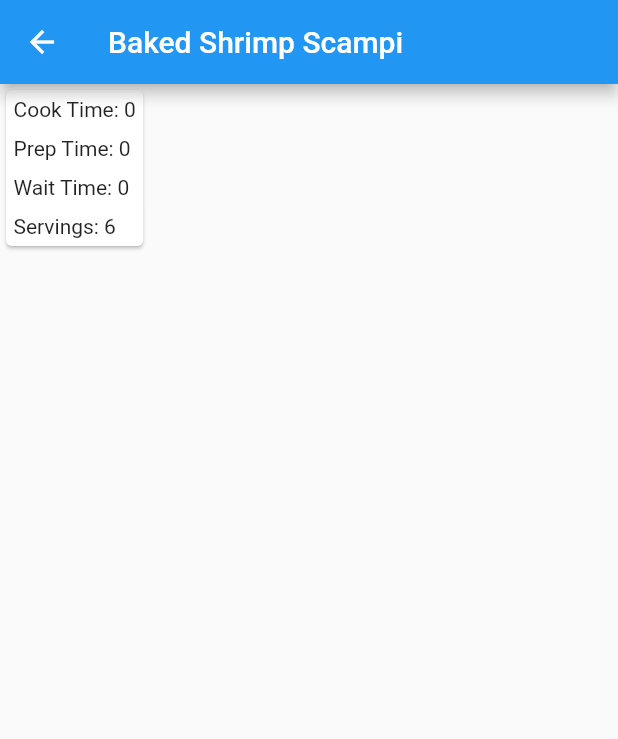
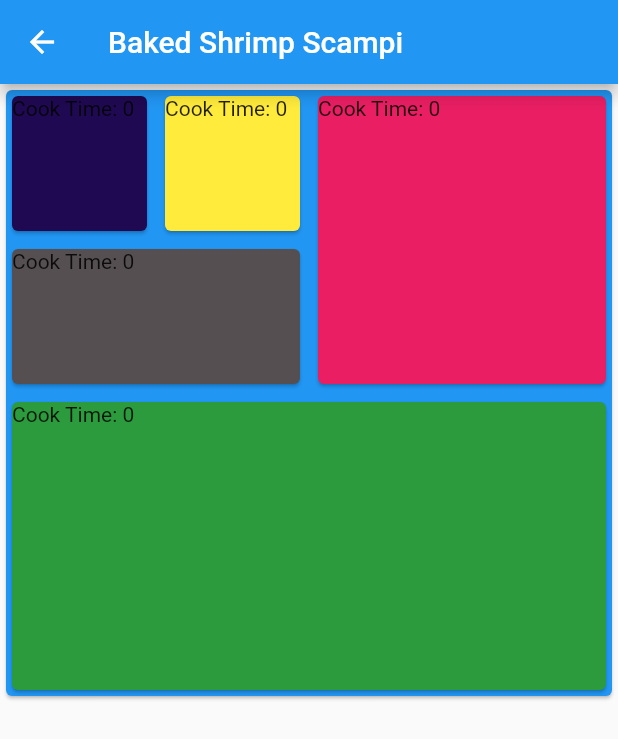
Before and after one commit to surgency23/The-Fridge, a Flutter app: the screen it shows after launch, after a tap on an icon or button, on a phone screen of 412 x 824 dp. Shown: the top 739 px of the screen. Run offline on Flutter 3.47's test engine with Material 2 defaults, Android fonts, the phone set to English and light mode, and no system bars.

Commit message:
continue working on recipe detail screen

```diff
--- a/lib/pages/RecipeDetail.dart
+++ b/lib/pages/RecipeDetail.dart
@@ -1,5 +1,6 @@
 import "../modules/recipe.dart";
 import 'package:flutter/material.dart';
+import 'package:flutter_staggered_grid_view/flutter_staggered_grid_view.dart';
 
 class RecipeDetail extends StatelessWidget {
   const RecipeDetail({Key? key, required this.recipe}) : super(key: key);
@@ -8,42 +9,125 @@ class RecipeDetail extends StatelessWidget {
   Widget build(BuildContext context) {
     return Scaffold(
         appBar: AppBar(title: Text(recipe.title)),
-        body: Material(child: recipeInformation(5, recipe)));
+        body: SafeArea(
+            child: Card(
+          color: Colors.blue,
+          child: test(recipe),
+        )));
   }
 
-  Widget recipeInformation(double numberPadding, recipe) {
-    return Card(
-      child: FittedBox(
-        fit: BoxFit.contain,
-        child: Column(
-            crossAxisAlignment: CrossAxisAlignment.start,
-            children: <Widget>[
-              FittedBox(
-                fit: BoxFit.contain,
-                child: Padding(
-                    padding: EdgeInsets.all(numberPadding),
-                    child: Text("Cook Time: ${recipe.cooktime.toString()}")),
-              ),
-              FittedBox(
-                fit: BoxFit.contain,
-                child: Padding(
-                    padding: EdgeInsets.all(numberPadding),
-                    child: Text("Prep Time: ${recipe.preptime.toString()}")),
-              ),
-              FittedBox(
-                fit: BoxFit.contain,
-                child: Padding(
-                    padding: EdgeInsets.all(numberPadding),
-                    child: Text("Wait Time: ${recipe.waittime.toString()}")),
-              ),
-              FittedBox(
-                fit: BoxFit.contain,
-                child: Padding(
-                    padding: EdgeInsets.all(numberPadding),
-                    child: Text("Servings: ${recipe.servings.toString()}")),
-              ),
-            ]),
-      ),
+  Widget test(_recipe) {
+    return StaggeredGrid.count(
+      crossAxisCount: 4,
+      mainAxisSpacing: 4,
+      crossAxisSpacing: 4,
+      children: [
+        StaggeredGridTile.count(
+          crossAxisCellCount: 1,
+          mainAxisCellCount: 1,
+          child: Card(
+              color: Color.fromARGB(255, 31, 9, 82),
+              child: Text("Cook Time: ${_recipe.cooktime.toString()}")),
+        ),
+        StaggeredGridTile.count(
+          crossAxisCellCount: 1,
+          mainAxisCellCount: 1,
+          child: Card(
+              color: Colors.yellow,
+              child: Text("Cook Time: ${_recipe.cooktime.toString()}")),
+        ),
+        StaggeredGridTile.count(
+            crossAxisCellCount: 2,
+            mainAxisCellCount: 2,
+            child: Card(
+                color: Colors.pink,
+                child: Text("Cook Time: ${_recipe.cooktime.toString()}"))),
+        StaggeredGridTile.count(
+          crossAxisCellCount: 2,
+          mainAxisCellCount: 1,
+          child: Card(
+              color: Color.fromARGB(255, 85, 79, 81),
+              child: Text("Cook Time: ${_recipe.cooktime.toString()}")),
+        ),
+        StaggeredGridTile.count(
+          crossAxisCellCount: 4,
+          mainAxisCellCount: 2,
+          child: Card(
+              color: Color.fromARGB(255, 43, 155, 61),
+              child: Text("Cook Time: ${_recipe.cooktime.toString()}")),
+        ),
+      ],
     );
   }
+
+  Widget gridRecipeInfo(double numberPadding, _recipe, double gridPadding) {
+    return Column(mainAxisSize: MainAxisSize.min, children: <Widget>[
+      Flexible(
+          child: GridView(
+        padding: EdgeInsets.all(gridPadding),
+        gridDelegate: SliverGridDelegateWithFixedCrossAxisCount(
+          crossAxisCount: 2,
+          mainAxisSpacing: gridPadding,
+          crossAxisSpacing: gridPadding,
+        ),
+        children: [
+          Card(
+              child: Column(
+            crossAxisAlignment: CrossAxisAlignment.center,
+            mainAxisAlignment: MainAxisAlignment.center,
+            children: [
+              Padding(
+                  padding: EdgeInsets.all(numberPadding),
+                  child: Text("Cook Time: ${_recipe.cooktime.toString()}")),
+              Padding(
+                  padding: EdgeInsets.all(numberPadding),
+                  child: Text("Prep Time: ${_recipe.preptime.toString()}")),
+              Padding(
+                  padding: EdgeInsets.all(numberPadding),
+                  child: Text("Wait Time: ${_recipe.waittime.toString()}")),
+              Padding(
+                  padding: EdgeInsets.all(numberPadding),
+                  child: Text("Servings: ${_recipe.servings.toString()}")),
+            ],
+          )),
+          Card(
+              child: Padding(
+            child: Image.network(
+                'https://docs.flutter.dev/assets/images/dash/dash-fainting.gif',
+                fit: BoxFit.contain),
+            padding: EdgeInsets.all(numberPadding),
+          )),
+        ],
+      )),
+      Flexible(
+          child: Card(
+        child: ListView.builder(
+          itemCount: _recipe.ingredients.length,
+          itemBuilder: (context, index) {
+            return Text(_recipe.ingredients[index]);
+          },
+        ),
+      ))
+    ]);
+  }
 }
+
+Widget _buildIngredient(String ingredient) {
+  return Padding(
+      padding: const EdgeInsets.all(5),
+      child: ListTile(
+        title: Text(ingredient),
+      ));
+}
+
+
+//MUST BUILD AREA FOR INGREDIENTS AND PROCESS
+//        ListView.builder(
+        //   itemCount: _recipe.ingredients.length,
+        //   itemBuilder: (context, index) {
+        //     return ListTile(
+        //       title: Text(_recipe.ingredients[index]),
+        //     );
+        //   },
+        // ),
+        // Card()
--- a/pubspec.yaml
+++ b/pubspec.yaml
@@ -35,6 +35,7 @@ dependencies:
   # The following adds the Cupertino Icons font to your application.
   # Use with the CupertinoIcons class for iOS style icons.
   cupertino_icons: ^1.0.2
+  flutter_staggered_grid_view: ^0.6.1
 
 dev_dependencies:
   flutter_test:
```
Also changed, not shown: pubspec.lock.
